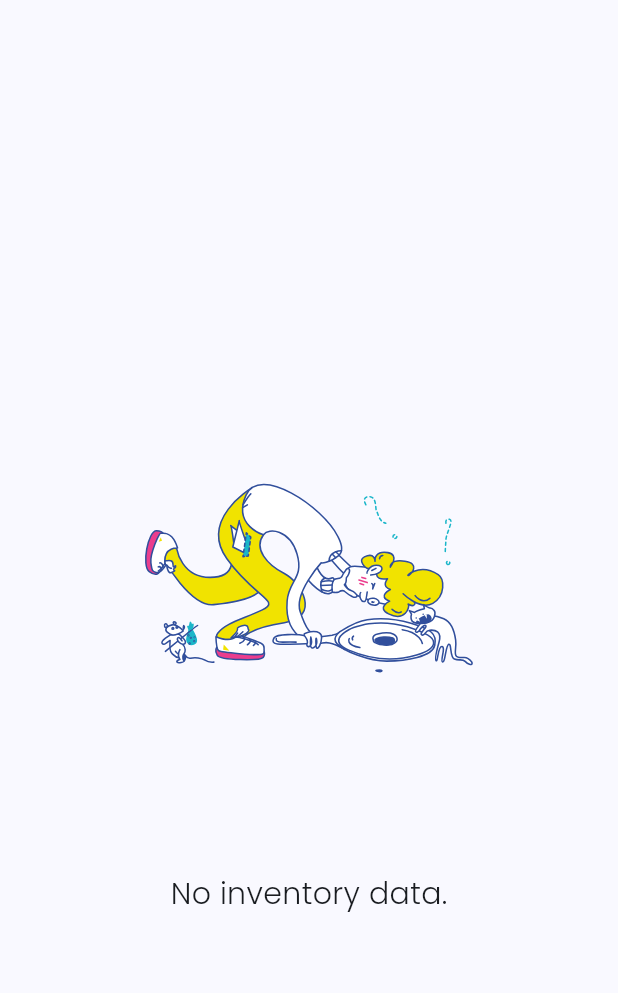
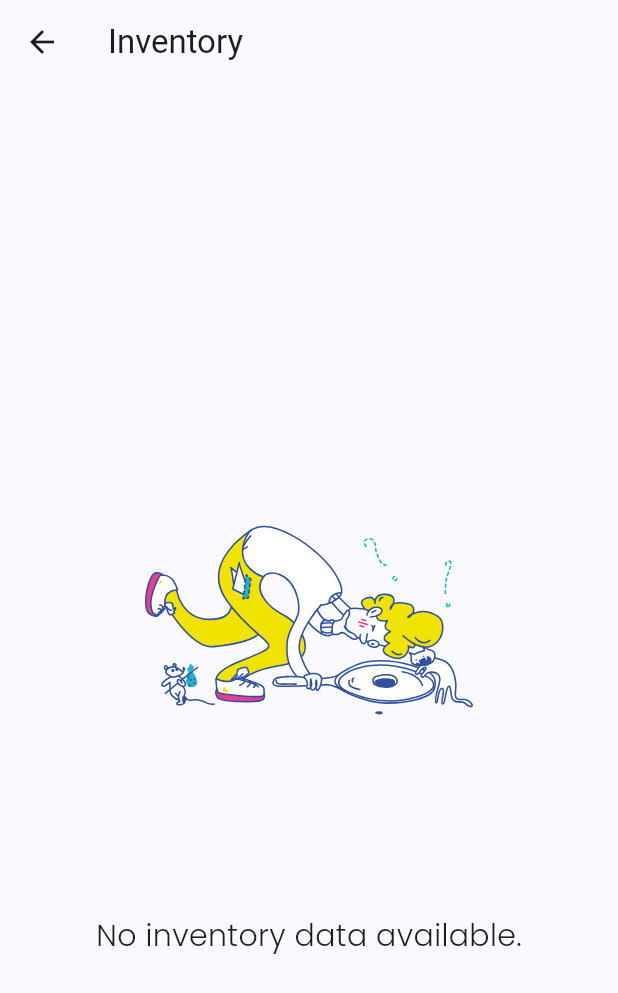
Before and after one commit to bse23-4/nyumbayo_app, a Flutter app: the Inventory screen opened directly, on a phone screen of 412 x 824 dp. Shown: the top 993 px of the screen. Run offline on Flutter 3.47's test engine with Material 2 defaults, Android fonts, the phone set to English and light mode, and no system bars; our stand-ins replace bloc, cloud_firestore, firebase_auth, firebase_core, firebase_messaging, flutter_bloc and 10 more; missing offline and left inert: flutter_glow, mongo_dart; accounts and stored records are empty; statements that could not run were skipped.

```diff
--- a/lib/views/Inventory/Inventory.dart
+++ b/lib/views/Inventory/Inventory.dart
@@ -13,6 +13,9 @@ class _InventoryState extends State<Inventory> {
   @override
   Widget build(BuildContext context) {
     return Scaffold(
+      appBar: AppBar(
+        title: const Text("Inventory"),
+      ),
       body: StreamBuilder(
           stream: FirebaseFirestore.instance.collection("payments").snapshots(),
           builder: (context, snapshot) {
@@ -22,7 +25,7 @@ class _InventoryState extends State<Inventory> {
                   )
                 : snapshot.data!.docs.isEmpty
                     ? const NoDataWidget(
-                        text: "No inventory data.",
+                        text: "No inventory data available.",
                       )
                     : PdfPreview(
                         initialPageFormat: PdfPageFormat.standard,
--- a/lib/views/payments/payment.dart
+++ b/lib/views/payments/payment.dart
@@ -343,8 +343,6 @@ class _PaymentScreenState extends State<PaymentScreen>
                                         body: "Payment made successfully");
                                         // navigate to dashboard
                                     Routes.push(const Dashboard(), context);
-                                  }).whenComplete(() {
-
                                   });
                                 } else {
                                   ScaffoldMessenger.of(context).showSnackBar(
```
Also changed, not shown: 34 other files.
